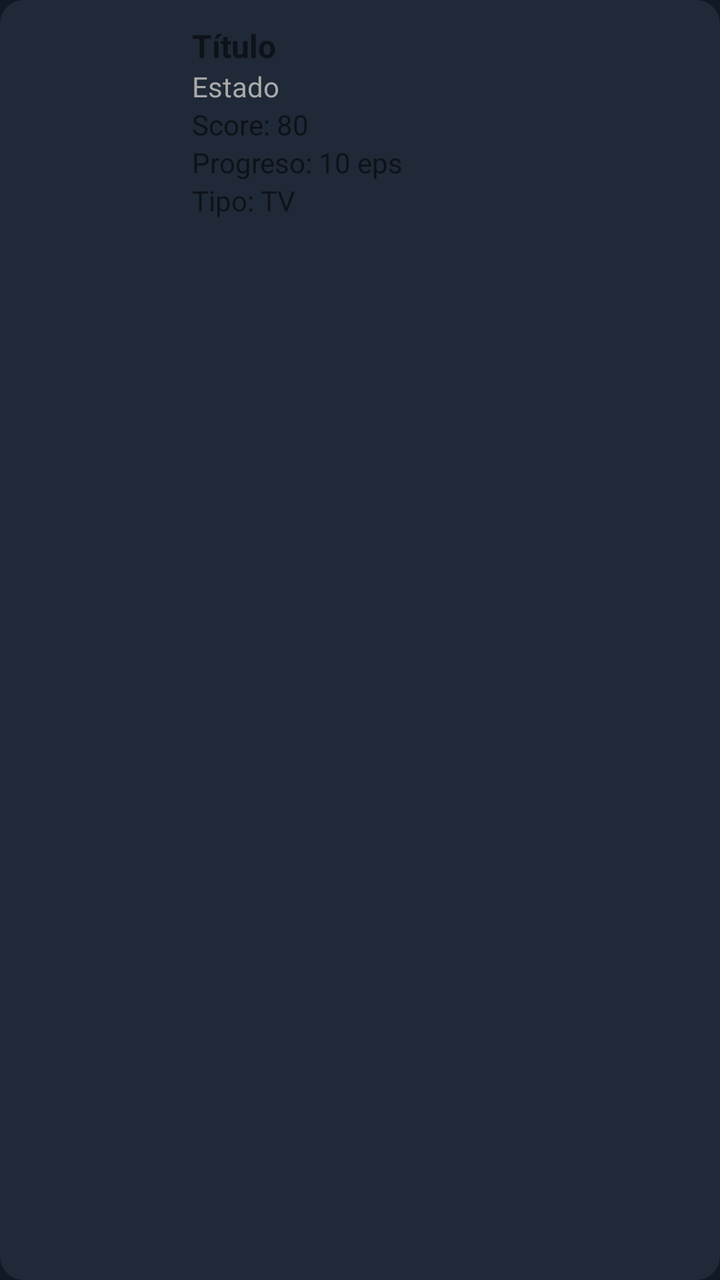
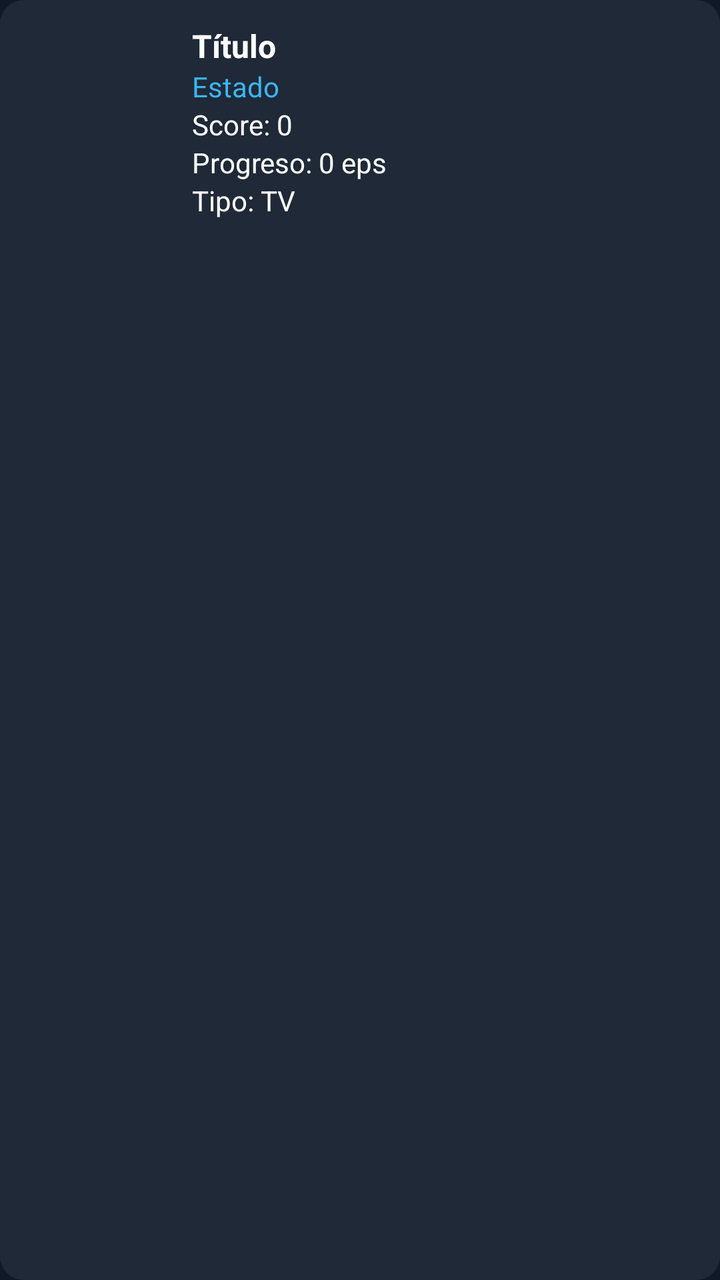

Screens rendered from an Android XML layout before and after an edit, with the pre-edit source and the edit as a unified diff.
<!-- AndroidManifest.xml: application theme Theme.YomiTrack -->
<!-- res/layout/item_anime.xml -->
<LinearLayout xmlns:android="http://schemas.android.com/apk/res/android"
    android:layout_width="match_parent"
    android:layout_height="wrap_content"
    android:layout_marginBottom="8dp"
    android:background="@drawable/bg_card"
    android:orientation="horizontal"
    android:padding="12dp">

    <ImageView
        android:id="@+id/imageCover"
        android:layout_width="72dp"
        android:layout_height="96dp"
        android:layout_marginEnd="12dp"
        android:contentDescription="Portada"
        android:scaleType="centerCrop" />

    <LinearLayout
        android:layout_width="0dp"
        android:layout_height="wrap_content"
        android:layout_weight="1"
        android:orientation="vertical">

        <TextView
            android:id="@+id/textTitle"
            android:layout_width="wrap_content"
            android:layout_height="wrap_content"
            android:text="Título"
            android:textSize="16sp"
            android:textStyle="bold" />

        <TextView
            android:id="@+id/textStatus"
            android:layout_width="wrap_content"
            android:layout_height="wrap_content"
            android:text="Estado"
            android:textColor="@android:color/darker_gray"
            android:textSize="14sp" />

        <TextView
            android:id="@+id/textScore"
            android:layout_width="wrap_content"
            android:layout_height="wrap_content"
            android:text="Score: 80"
            android:textSize="14sp" />

        <TextView
            android:id="@+id/textProgress"
            android:layout_width="wrap_content"
            android:layout_height="wrap_content"
            android:text="Progreso: 10 eps"
            android:textSize="14sp" />


        <TextView
            android:id="@+id/textType"
            android:layout_width="wrap_content"
            android:layout_height="wrap_content"
            android:text="Tipo: TV"
            android:textSize="14sp" />
    </LinearLayout>
</LinearLayout>
<!-- resources referenced by this layout -->
<resources>
  <!-- drawable bg_card (drawable) -->
  <shape xmlns:android="http://schemas.android.com/apk/res/android"
      android:shape="rectangle">
      <solid android:color="@color/primary" />
      <corners android:radius="12dp" />
      <padding android:left="8dp" android:top="8dp" android:right="8dp" android:bottom="8dp" />
      <elevation android:height="2dp" />
  </shape>
  <style name="Theme.YomiTrack" parent="Base.Theme.YomiTrack" />
  <color name="primary">#1F2937</color>
  <style name="Base.Theme.YomiTrack" parent="Theme.MaterialComponents.DayNight.NoActionBar">
          
          <item name="colorPrimary">@color/primary</item>
          <item name="colorPrimaryVariant">@color/primary</item>
          <item name="colorOnPrimary">@color/textPrimary</item>
          <item name="android:colorBackground">@color/background</item>
          <item name="colorOnBackground">@color/textPrimary</item>
  
          
          <item name="bottomNavigationStyle">@style/CustomBottomNav</item>
      </style>
  <color name="textPrimary">#FFFFFF</color>
  <color name="background">#121926</color>
  <style name="CustomBottomNav" parent="Widget.MaterialComponents.BottomNavigationView">
          <item name="android:background">@color/primary</item>
          <item name="itemIconTint">@color/textPrimary</item>
          <item name="itemTextColor">@color/textPrimary</item>
      </style>
</resources>

<!-- the commit's change to res/layout/item_anime.xml (unified diff, before → after) -->
@@ -25,6 +25,7 @@
             android:layout_width="wrap_content"
             android:layout_height="wrap_content"
             android:text="Título"
+            android:textColor="@android:color/white"
             android:textSize="16sp"
             android:textStyle="bold" />
 
@@ -33,21 +34,23 @@
             android:layout_width="wrap_content"
             android:layout_height="wrap_content"
             android:text="Estado"
-            android:textColor="@android:color/darker_gray"
+            android:textColor="@color/status_blue"
             android:textSize="14sp" />
 
         <TextView
             android:id="@+id/textScore"
             android:layout_width="wrap_content"
             android:layout_height="wrap_content"
-            android:text="Score: 80"
+            android:text="Score: 0"
+            android:textColor="@android:color/white"
             android:textSize="14sp" />
 
         <TextView
             android:id="@+id/textProgress"
             android:layout_width="wrap_content"
             android:layout_height="wrap_content"
-            android:text="Progreso: 10 eps"
+            android:text="Progreso: 0 eps"
+            android:textColor="@android:color/white"
             android:textSize="14sp" />
 
 
@@ -56,6 +59,7 @@
             android:layout_width="wrap_content"
             android:layout_height="wrap_content"
             android:text="Tipo: TV"
+            android:textColor="@android:color/white"
             android:textSize="14sp" />
     </LinearLayout>
 </LinearLayout>
<!-- resource entries referenced after the edit -->
@@ -1,5 +1,6 @@
 <!-- resources referenced by this layout -->
 <resources>
+  <color name="status_blue">#3DB4F2</color>
   <!-- drawable bg_card (drawable) -->
   <shape xmlns:android="http://schemas.android.com/apk/res/android"
       android:shape="rectangle">
